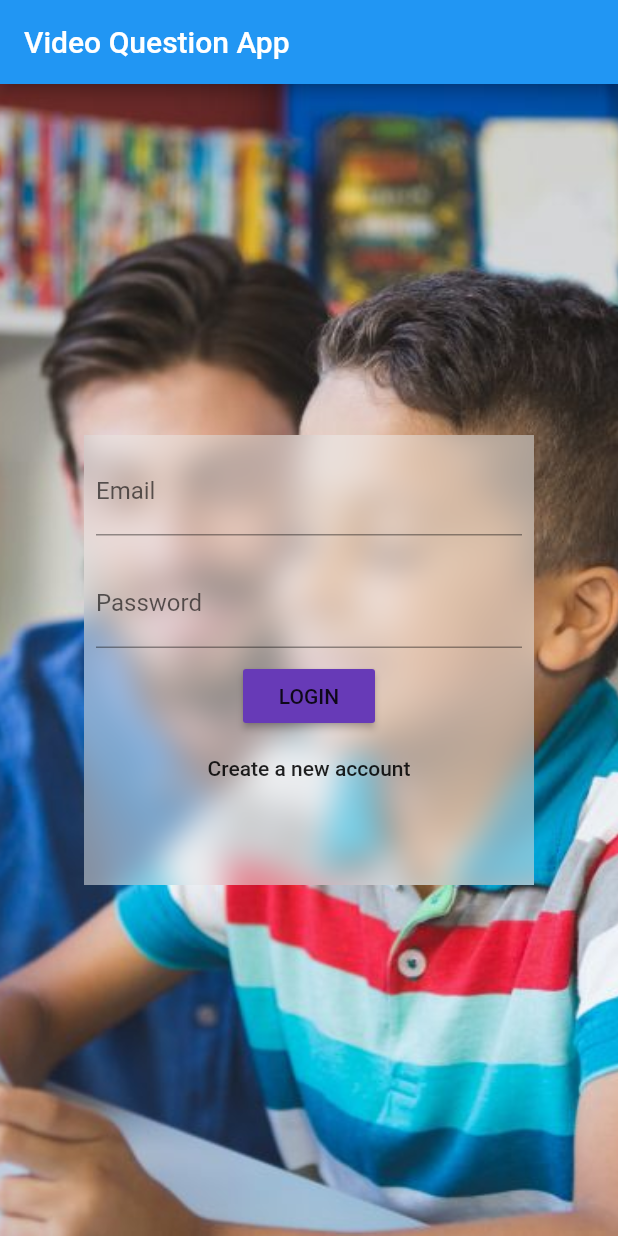
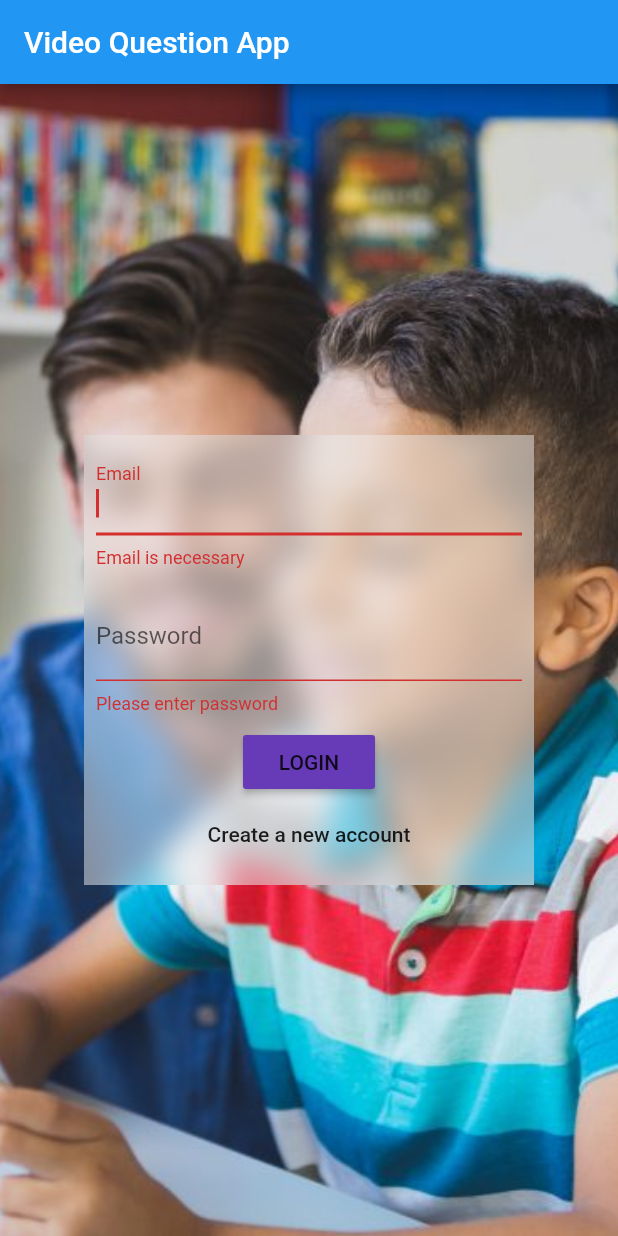
Before and after one commit to pratikg1999/video_question_app, a Flutter app: the screen it shows after launch, after a tap on "LOGIN", on a phone screen of 412 x 824 dp. Run offline on Flutter 3.47's test engine with Material 2 defaults, Android fonts, the phone set to English and light mode, and no system bars; our stand-ins replace camera, fluttertoast, shared_preferences, video_player; missing offline and left inert: simple_permissions; network calls fail.

Commit message:
login logout

```diff
--- a/lib/LoginPage.dart
+++ b/lib/LoginPage.dart
@@ -9,7 +9,9 @@ import 'constants.dart';
 
 Future<int> logOut() async {
   String tokenId = await getCurrentTokenId();
+  print("token is $tokenId");
   String email = await getFromSP(EMAIL_KEY_SP);
+  print("email is $email");
   var logoutUri = Uri.http("${serverIP}:${serverPort}", "/logout");
   http.MultipartRequest request = http.MultipartRequest("POST", logoutUri);
   request.fields["tokenId"] = tokenId;
@@ -20,8 +22,7 @@ Future<int> logOut() async {
     removeKeyFromSP(EMAIL_KEY_SP);
     removeKeyFromSP(TOKEN_KEY_SP);
     print("keys removed");
-  }
-  else{
+  } else {
     print("in logOut: unsucessfull logout");
   }
   return response.statusCode;
@@ -37,22 +38,36 @@ class LoginPage extends StatefulWidget {
 }
 
 class _LoginPageState extends State<LoginPage> {
-  @override
-  void initState() async {
-    if(await isKeyPresentInSP(TOKEN_KEY_SP) && await isKeyPresentInSP(EMAIL_KEY_SP)){
+  bool isPasswordValid = true;
+  static String _email ="", _password="";
+  final _emailController = TextEditingController(text: _email);
+  final _passwordController = TextEditingController(text: _password);
+
+  void checkSignInStatus() async {
+    print(await isKeyPresentInSP(TOKEN_KEY_SP));
+    print(await isKeyPresentInSP(EMAIL_KEY_SP));
+    if (await isKeyPresentInSP(TOKEN_KEY_SP) &&
+        await isKeyPresentInSP(EMAIL_KEY_SP)) {
       print("already signed in");
       Navigator.of(context)
           .pushNamedAndRemoveUntil('/ask', (Route<dynamic> route) => false);
     }
+  }
+
+  @override
+  void initState() {
+    isPasswordValid = true;
+    checkSignInStatus();
     super.initState();
   }
 
   @override
   Widget build(BuildContext context) {
     final formkey = GlobalKey<FormState>();
-    String _email, _password;
 
-    _submit() async{
+//    final _passwordController = TextEditingController();
+
+    _submit() async {
       if (formkey.currentState.validate()) {
         formkey.currentState.save();
 
@@ -66,14 +81,36 @@ class _LoginPageState extends State<LoginPage> {
         print(_email);
         print(_password);
         var response = await request.send();
-          var t = await response.stream.bytesToString();
-          var token = jsonDecode(t.toString());
         if (response.statusCode == 200) {
+          var resData = await response.stream.bytesToString();
+          var resDataJson = jsonDecode(resData.toString());
           print("User Logged In");
-            saveCurrentLogin(token['Token Id']);
+          saveCurrentLogin(resDataJson['Token Id']);
           saveInSP(EMAIL_KEY_SP, _email);
+          saveInSP(USER_NAME_SP, resDataJson["Name"]);
           Navigator.of(context)
               .pushNamedAndRemoveUntil('/ask', (Route<dynamic> route) => false);
+        } else {
+          var error = await response.stream.bytesToString();
+          print(error);
+          var errorJson = jsonDecode(error.toString());
+          switch (errorJson["message"]) {
+            case ERROR_ALREADY_SIGNED_IN:
+              showDialog(
+                  context: context,
+                  builder: (BuildContext context) {
+                    return Center(
+                        child: Text("User is already signed in other device"));
+                  });
+              break;
+            case ERROR_INCORRECT_PASSWORD:
+              setState(() {
+                print("incorrect password");
+                isPasswordValid = false;
+              });
+              ;
+              break;
+          }
         }
 
 //        Navigator.of(context).pop();
@@ -112,16 +149,32 @@ class _LoginPageState extends State<LoginPage> {
               new Padding(
                 padding: const EdgeInsets.all(8.0),
                 child: new TextFormField(
+                  controller: _emailController,
+                  autofocus: true,
                   onSaved: (val) => _email = val,
-                  validator: (val) {},
+                  validator: (val) {
+                    if (val.isEmpty) {
+                      return "Email is necessary";
+                    }
+                  },
                   decoration: new InputDecoration(labelText: "Email"),
                 ),
               ),
               new Padding(
                 padding: const EdgeInsets.all(8.0),
                 child: new TextFormField(
+                  controller: _passwordController,
                   onSaved: (val) => _password = val,
-                  decoration: new InputDecoration(labelText: "Password"),
+                  validator: (val) {
+                    if(val.isEmpty){
+                      return "Please enter password";
+                    }
+                  },
+                  obscureText: true,
+//                  controller: _passwordController,
+                  decoration: new InputDecoration(
+                      labelText: "Password",
+                      errorText: isPasswordValid ? null : "Incorrect password"),
                 ),
               ),
               loginBtn,
@@ -146,6 +199,7 @@ class _LoginPageState extends State<LoginPage> {
           child: new ClipRect(
             child: new BackdropFilter(
               filter: new ImageFilter.blur(sigmaX: 10.0, sigmaY: 10.0),
+              child: SingleChildScrollView(
                 child: new Container(
                   child: loginForm,
                   height: 300.0,
@@ -157,6 +211,7 @@ class _LoginPageState extends State<LoginPage> {
             ),
           ),
         ),
+      ),
     );
   }
 }
--- a/lib/ask.dart
+++ b/lib/ask.dart
@@ -15,6 +15,21 @@ class Ask extends StatefulWidget {
 }
 
 class AskState extends State<Ask> {
+  String _name;
+  String _email;
+  void getNameAndEmail() async {
+    _email = await getFromSP(EMAIL_KEY_SP);
+    _name = await getFromSP(USER_NAME_SP);
+    setState(() {
+
+    });
+  }
+
+
+  @override
+  void initState() {
+    getNameAndEmail();
+  }
 
   @override
   Widget build(BuildContext context) {
@@ -23,7 +38,7 @@ class AskState extends State<Ask> {
         appBar: new AppBar(
           title: new Text("Video Question App"),
         ),
-        drawer : NavDrawer(userName:'Sai',email:'sai10022000@gmail.com'),
+        drawer : NavDrawer(userName:_name,email:_email),
         body: new Center(
           child: new Column(
             mainAxisAlignment: MainAxisAlignment.center,
--- a/lib/constants.dart
+++ b/lib/constants.dart
@@ -1,6 +1,10 @@
 
 /// Server's IP address
-String serverIP = "10.196.4.51";
+final String serverIP = "10.196.28.29";
 
 /// Server's port address
-String serverPort = "8080";
+final String serverPort = "8080";
+
+const String ERROR_ALREADY_SIGNED_IN =  "User already signed in other device";
+
+const String ERROR_INCORRECT_PASSWORD= "Incorrect password";
--- a/lib/questions.dart
+++ b/lib/questions.dart
@@ -22,6 +22,7 @@ class QuestionsState extends State<StatefulWidget>{
     request.fields["tokenId"] = tokenId;
     request.send().then((response) async {
       data = await response.stream.bytesToString();
+      print(data);
       var videos = jsonDecode(data);
 //      print(ok[0]["path"]);
 //      print(ok);
--- a/lib/shared_preferences_helpers.dart
+++ b/lib/shared_preferences_helpers.dart
@@ -2,11 +2,12 @@ import 'package:shared_preferences/shared_preferences.dart';
 
 final EMAIL_KEY_SP = "email";
 final TOKEN_KEY_SP = "Token";
+final USER_NAME_SP = "Name";
 
 saveCurrentLogin(String  token) async {
 
   SharedPreferences preferences = await SharedPreferences.getInstance();
-  preferences.setString("Token", token);
+  preferences.setString(TOKEN_KEY_SP, token);
 
 }
 
@@ -23,7 +24,7 @@ Future<String> getFromSP(String key) async {
 
 Future<String> getCurrentTokenId() async {
   SharedPreferences preferences = await SharedPreferences.getInstance();
-  return preferences.getString("Token");
+  return preferences.getString(TOKEN_KEY_SP);
 }
 
 Future<bool> isKeyPresentInSP(String key) async  {
```
Also changed, not shown: lib/drawer.dart (+10 -3 lines), 1 other file. Lines whose indentation alone changed are shown as unchanged.
